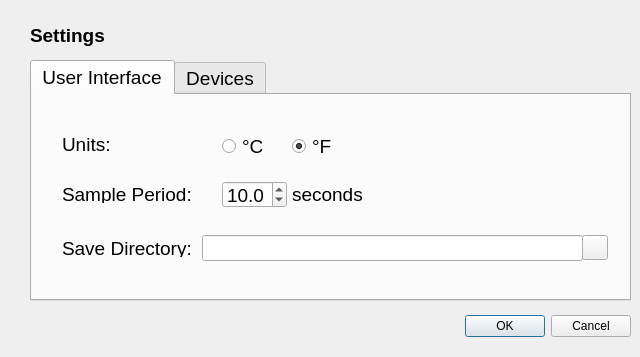
The window that app/ui/settings_dialog.ui (jmgrady/rpi-thermometer) describes before a commit, drawn with Qt 5.
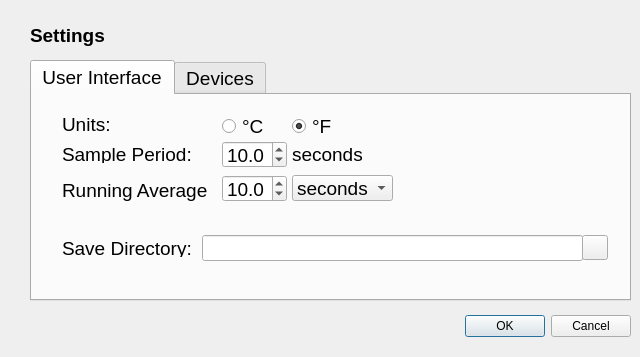
The same window after the commit. The open tabs and pages were chosen to show the change. Icons and pictures are not drawn.

Commit message:
Add running average (#12)
* Add a configurable running average trace to graph

* Remove duplicate code

What changed in the file:
```diff
--- a/app/ui/settings_dialog.ui
+++ b/app/ui/settings_dialog.ui
@@ -73,7 +73,7 @@
      <property name="geometry">
       <rect>
        <x>30</x>
-       <y>40</y>
+       <y>20</y>
        <width>91</width>
        <height>18</height>
       </rect>
@@ -86,7 +86,7 @@
      <property name="geometry">
       <rect>
        <x>190</x>
-       <y>40</y>
+       <y>20</y>
        <width>61</width>
        <height>23</height>
       </rect>
@@ -99,7 +99,7 @@
      <property name="geometry">
       <rect>
        <x>260</x>
-       <y>40</y>
+       <y>20</y>
        <width>51</width>
        <height>23</height>
       </rect>
@@ -115,7 +115,7 @@
      <property name="geometry">
       <rect>
        <x>30</x>
-       <y>90</y>
+       <y>50</y>
        <width>151</width>
        <height>18</height>
       </rect>
@@ -128,7 +128,7 @@
      <property name="geometry">
       <rect>
        <x>260</x>
-       <y>90</y>
+       <y>50</y>
        <width>81</width>
        <height>18</height>
       </rect>
@@ -187,7 +187,7 @@
      <property name="geometry">
       <rect>
        <x>190</x>
-       <y>86</y>
+       <y>46</y>
        <width>65</width>
        <height>27</height>
       </rect>
@@ -199,6 +199,58 @@
       <double>10.000000000000000</double>
      </property>
     </widget>
+    <widget class="QLabel" name="label_running_avg">
+     <property name="geometry">
+      <rect>
+       <x>30</x>
+       <y>80</y>
+       <width>151</width>
+       <height>31</height>
+      </rect>
+     </property>
+     <property name="text">
+      <string>Running Average</string>
+     </property>
+    </widget>
+    <widget class="QDoubleSpinBox" name="running_avg_time">
+     <property name="geometry">
+      <rect>
+       <x>190</x>
+       <y>80</y>
+       <width>65</width>
+       <height>27</height>
+      </rect>
+     </property>
+     <property name="decimals">
+      <number>1</number>
+     </property>
+     <property name="value">
+      <double>10.000000000000000</double>
+     </property>
+    </widget>
+    <widget class="QComboBox" name="running_avg_units">
+     <property name="geometry">
+      <rect>
+       <x>260</x>
+       <y>80</y>
+       <width>101</width>
+       <height>26</height>
+      </rect>
+     </property>
+     <property name="insertPolicy">
+      <enum>QComboBox::InsertPolicy::NoInsert</enum>
+     </property>
+     <item>
+      <property name="text">
+       <string>seconds</string>
+      </property>
+     </item>
+     <item>
+      <property name="text">
+       <string>minutes</string>
+      </property>
+     </item>
+    </widget>
    </widget>
    <widget class="QWidget" name="tab_2">
     <attribute name="title">
```
Left out of the diff: 2 changed lines with no effect on the pictures. The commit also changes 14 other files.
